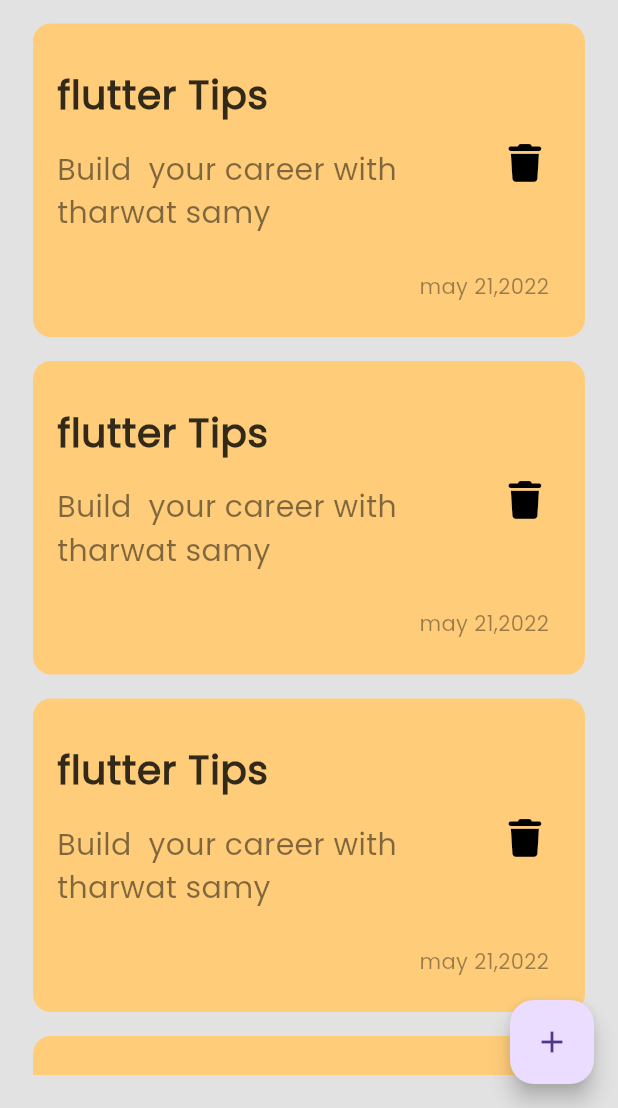
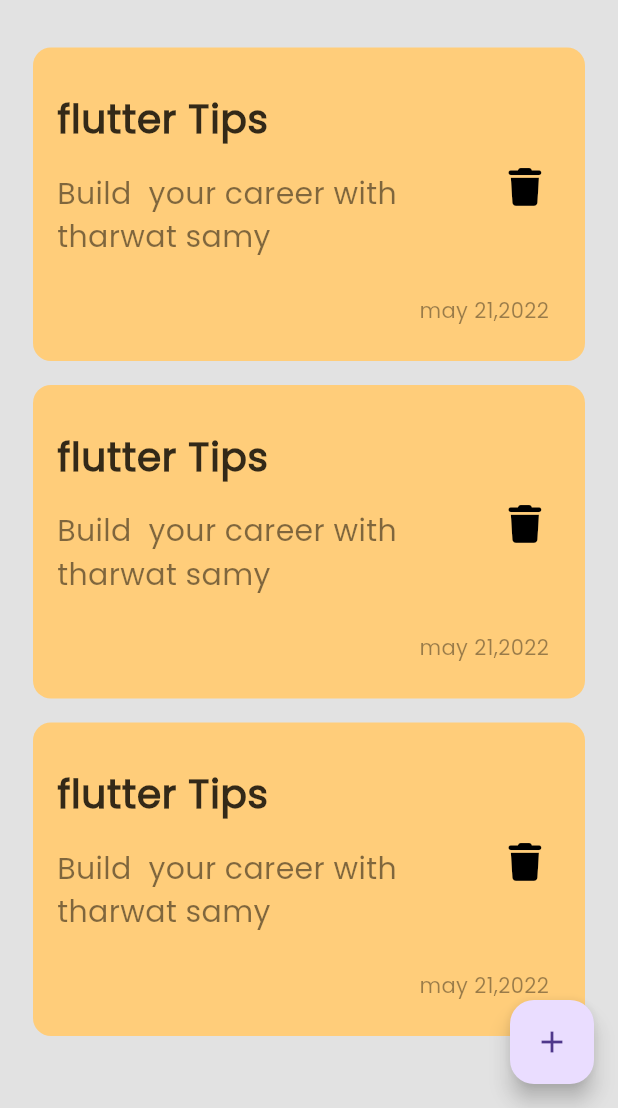
Before and after one commit to AAhmedTarekElshamy/notes_app, a Flutter app: the screen it shows after launch, on a phone screen of 412 x 824 dp, the part 128-1236 px from its top. Run offline on Flutter 3.47's test engine with Material 3 defaults, Android fonts, the phone set to English and light mode, and no system bars; our stand-ins replace font_awesome_flutter.

Commit message:
refactor list view padding

```diff
--- a/lib/views/widgets/notes_list_view.dart
+++ b/lib/views/widgets/notes_list_view.dart
@@ -6,9 +6,13 @@ class NotesListView extends StatelessWidget {
 
   @override
   Widget build(BuildContext context) {
-    return  ListView.builder(
-      itemCount: 5,
-      itemBuilder: (context,index)=>const CustomNoteItem(),
+    return  Padding(
+      padding: const EdgeInsets.symmetric(vertical: 16.0),
+      child: ListView.builder(
+        padding: EdgeInsets.zero,
+        itemCount: 5,
+        itemBuilder: (context,index)=>const CustomNoteItem(),
+      ),
     );
   }
 }
```
